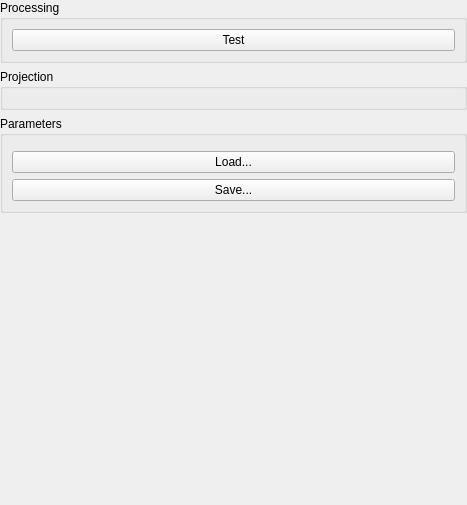
The window that AcfSln/Include/iqtipr/CLineProjectionSupplierGuiComp.ui (ImagingTools/AcfPublic) describes before a commit, drawn with Qt 5.
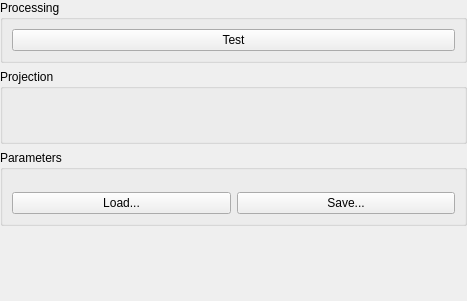
The same window after the commit. Icons and pictures are not drawn.

Commit message: Added Camera SVG icon Some supplier GUIs optimized Some cleanups

Patch:
```diff
--- a/AcfSln/Include/iqtipr/CLineProjectionSupplierGuiComp.ui
+++ b/AcfSln/Include/iqtipr/CLineProjectionSupplierGuiComp.ui
@@ -7,7 +7,7 @@
     <x>0</x>
     <y>0</y>
     <width>467</width>
-    <height>505</height>
+    <height>301</height>
    </rect>
   </property>
   <property name="windowTitle">
@@ -47,6 +47,12 @@
    </item>
    <item>
     <widget class="QGroupBox" name="ProjectionFrame">
+     <property name="sizePolicy">
+      <sizepolicy hsizetype="Preferred" vsizetype="MinimumExpanding">
+       <horstretch>0</horstretch>
+       <verstretch>0</verstretch>
+      </sizepolicy>
+     </property>
      <property name="title">
       <string>Projection</string>
      </property>
@@ -55,18 +61,24 @@
    </item>
    <item>
     <widget class="QGroupBox" name="ParamsGB">
+     <property name="sizePolicy">
+      <sizepolicy hsizetype="Preferred" vsizetype="MinimumExpanding">
+       <horstretch>0</horstretch>
+       <verstretch>0</verstretch>
+      </sizepolicy>
+     </property>
      <property name="title">
       <string>Parameters</string>
      </property>
-     <layout class="QVBoxLayout">
-      <property name="spacing">
-       <number>6</number>
-      </property>
-      <property name="margin">
-       <number>9</number>
-      </property>
+     <layout class="QVBoxLayout" name="verticalLayout_2">
       <item>
        <widget class="QFrame" name="ParamsFrame">
+        <property name="sizePolicy">
+         <sizepolicy hsizetype="Preferred" vsizetype="MinimumExpanding">
+          <horstretch>0</horstretch>
+          <verstretch>0</verstretch>
+         </sizepolicy>
+        </property>
         <property name="frameShape">
          <enum>QFrame::NoFrame</enum>
         </property>
@@ -84,6 +96,8 @@
        </widget>
       </item>
       <item>
+       <layout class="QHBoxLayout" name="horizontalLayout">
+        <item>
        <widget class="QPushButton" name="LoadParamsButton">
         <property name="sizePolicy">
          <sizepolicy hsizetype="Preferred" vsizetype="Fixed">
@@ -110,6 +124,8 @@
        </widget>
       </item>
      </layout>
+      </item>
+     </layout>
     </widget>
    </item>
    <item>
@@ -117,10 +133,13 @@
      <property name="orientation">
       <enum>Qt::Vertical</enum>
      </property>
+     <property name="sizeType">
+      <enum>QSizePolicy::Expanding</enum>
+     </property>
      <property name="sizeHint" stdset="0">
       <size>
        <width>20</width>
-       <height>40</height>
+       <height>20</height>
       </size>
      </property>
     </spacer>
```
Left out of the diff: 8 changed lines with no effect on the pictures. Lines whose indentation alone changed are shown as unchanged. The commit also changes 13 other files.
